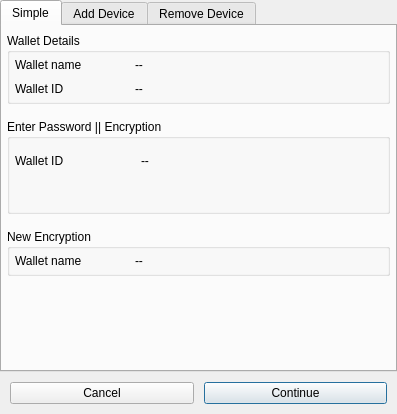
BlockSettle/common, file BlockSettleUILib/ManageEncryption/ManageEncryptionDialog.ui: the form before one commit.
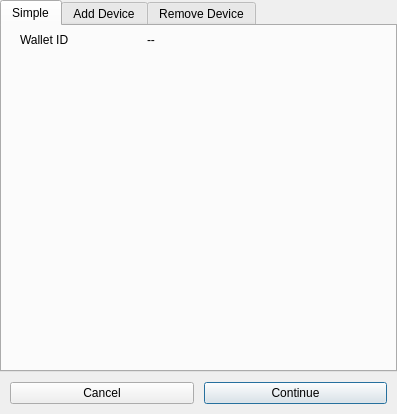
The form after the commit. The open tabs and pages were chosen to show the change. Custom widgets are drawn as their Qt base class.

The edit to the form file:
```diff
--- a/BlockSettleUILib/ManageEncryption/ManageEncryptionDialog.ui
+++ b/BlockSettleUILib/ManageEncryption/ManageEncryptionDialog.ui
@@ -43,35 +43,8 @@
       </attribute>
       <layout class="QVBoxLayout" name="verticalLayout_2">
        <property name="spacing">
-        <number>15</number>
-       </property>
-       <property name="leftMargin">
-        <number>5</number>
-       </property>
-       <property name="topMargin">
         <number>7</number>
        </property>
-       <property name="rightMargin">
-        <number>5</number>
-       </property>
-       <property name="bottomMargin">
-        <number>0</number>
-       </property>
-       <item>
-        <widget class="QGroupBox" name="groupBox">
-         <property name="minimumSize">
-          <size>
-           <width>0</width>
-           <height>0</height>
-          </size>
-         </property>
-         <property name="title">
-          <string>Wallet Details</string>
-         </property>
-         <layout class="QVBoxLayout" name="verticalLayout_5">
-          <property name="spacing">
-           <number>0</number>
-          </property>
           <property name="leftMargin">
            <number>0</number>
           </property>
@@ -84,67 +57,22 @@
           <property name="bottomMargin">
            <number>0</number>
           </property>
-          <item>
-           <layout class="QHBoxLayout" name="horizontalLayout_4">
-            <property name="sizeConstraint">
-             <enum>QLayout::SetMaximumSize</enum>
-            </property>
-            <property name="leftMargin">
-             <number>5</number>
-            </property>
-            <property name="topMargin">
-             <number>5</number>
-            </property>
-            <property name="rightMargin">
-             <number>5</number>
-            </property>
-            <property name="bottomMargin">
-             <number>5</number>
-            </property>
-            <item>
-             <widget class="QLabel" name="label_14">
-              <property name="minimumSize">
-               <size>
-                <width>120</width>
-                <height>0</height>
-               </size>
-              </property>
-              <property name="text">
-               <string>Wallet name</string>
-              </property>
-             </widget>
-            </item>
-            <item>
-             <widget class="QLabel" name="labelWalletName">
-              <property name="sizePolicy">
-               <sizepolicy hsizetype="Expanding" vsizetype="Preferred">
-                <horstretch>0</horstretch>
-                <verstretch>0</verstretch>
-               </sizepolicy>
-              </property>
-              <property name="text">
-               <string>--</string>
-              </property>
-             </widget>
-            </item>
-           </layout>
-          </item>
           <item>
            <layout class="QHBoxLayout" name="horizontalLayout_2">
             <property name="sizeConstraint">
              <enum>QLayout::SetMaximumSize</enum>
             </property>
             <property name="leftMargin">
-             <number>5</number>
+          <number>18</number>
             </property>
             <property name="topMargin">
-             <number>5</number>
+          <number>7</number>
             </property>
             <property name="rightMargin">
-             <number>5</number>
+          <number>18</number>
             </property>
             <property name="bottomMargin">
-             <number>5</number>
+          <number>7</number>
             </property>
             <item>
              <widget class="QLabel" name="label_12">
@@ -174,172 +102,24 @@
             </item>
            </layout>
           </item>
-         </layout>
-        </widget>
-       </item>
        <item>
-        <widget class="QGroupBox" name="groupBox_old_enc">
+        <widget class="WalletKeysSubmitNewWidget" name="widgetSubmitKeys" native="true">
          <property name="minimumSize">
           <size>
            <width>0</width>
-           <height>0</height>
+           <height>20</height>
           </size>
          </property>
-         <property name="title">
-          <string>Enter Password || Encryption</string>
-         </property>
-         <layout class="QVBoxLayout" name="verticalLayout_6">
-          <property name="spacing">
-           <number>0</number>
-          </property>
-          <property name="leftMargin">
-           <number>0</number>
-          </property>
-          <property name="topMargin">
-           <number>0</number>
-          </property>
-          <property name="rightMargin">
-           <number>0</number>
-          </property>
-          <property name="bottomMargin">
-           <number>0</number>
-          </property>
-          <item>
-           <widget class="QStackedWidget" name="stackedWidget">
-            <widget class="QWidget" name="page_enterPassword">
-             <widget class="QWidget" name="layoutWidget">
-              <property name="geometry">
-               <rect>
-                <x>0</x>
-                <y>10</y>
-                <width>377</width>
-                <height>23</height>
-               </rect>
-              </property>
-              <layout class="QHBoxLayout" name="horizontalLayout_3">
-               <property name="sizeConstraint">
-                <enum>QLayout::SetMaximumSize</enum>
-               </property>
-               <property name="leftMargin">
-                <number>5</number>
-               </property>
-               <property name="topMargin">
-                <number>5</number>
-               </property>
-               <property name="rightMargin">
-                <number>5</number>
-               </property>
-               <property name="bottomMargin">
-                <number>5</number>
-               </property>
-               <item>
-                <widget class="QLabel" name="label_13">
-                 <property name="minimumSize">
-                  <size>
-                   <width>120</width>
-                   <height>0</height>
-                  </size>
-                 </property>
-                 <property name="text">
-                  <string>Wallet ID</string>
-                 </property>
                 </widget>
                </item>
                <item>
-                <widget class="QLabel" name="labelWalletId_2">
-                 <property name="sizePolicy">
-                  <sizepolicy hsizetype="Expanding" vsizetype="Preferred">
-                   <horstretch>0</horstretch>
-                   <verstretch>0</verstretch>
-                  </sizepolicy>
-                 </property>
-                 <property name="text">
-                  <string>--</string>
-                 </property>
-                </widget>
-               </item>
-              </layout>
-             </widget>
-            </widget>
-            <widget class="QWidget" name="page_authEid"/>
-           </widget>
-          </item>
-         </layout>
-        </widget>
-       </item>
-       <item>
-        <widget class="QGroupBox" name="groupBox_old_enc_2">
+        <widget class="WalletKeysCreateNewWidget" name="widgetCreateKeys" native="true">
          <property name="minimumSize">
           <size>
            <width>0</width>
-           <height>0</height>
+           <height>20</height>
           </size>
          </property>
-         <property name="title">
-          <string>New Encryption</string>
-         </property>
-         <layout class="QVBoxLayout" name="verticalLayout_7">
-          <property name="spacing">
-           <number>0</number>
-          </property>
-          <property name="leftMargin">
-           <number>0</number>
-          </property>
-          <property name="topMargin">
-           <number>0</number>
-          </property>
-          <property name="rightMargin">
-           <number>0</number>
-          </property>
-          <property name="bottomMargin">
-           <number>0</number>
-          </property>
-          <item>
-           <layout class="QHBoxLayout" name="horizontalLayout_6">
-            <property name="sizeConstraint">
-             <enum>QLayout::SetMaximumSize</enum>
-            </property>
-            <property name="leftMargin">
-             <number>5</number>
-            </property>
-            <property name="topMargin">
-             <number>5</number>
-            </property>
-            <property name="rightMargin">
-             <number>5</number>
-            </property>
-            <property name="bottomMargin">
-             <number>5</number>
-            </property>
-            <item>
-             <widget class="QLabel" name="label_16">
-              <property name="minimumSize">
-               <size>
-                <width>120</width>
-                <height>0</height>
-               </size>
-              </property>
-              <property name="text">
-               <string>Wallet name</string>
-              </property>
-             </widget>
-            </item>
-            <item>
-             <widget class="QLabel" name="labelWalletName_3">
-              <property name="sizePolicy">
-               <sizepolicy hsizetype="Expanding" vsizetype="Preferred">
-                <horstretch>0</horstretch>
-                <verstretch>0</verstretch>
-               </sizepolicy>
-              </property>
-              <property name="text">
-               <string>--</string>
-              </property>
-             </widget>
-            </item>
-           </layout>
-          </item>
-         </layout>
         </widget>
        </item>
        <item>
@@ -578,6 +358,20 @@
    </item>
   </layout>
  </widget>
+ <customwidgets>
+  <customwidget>
+   <class>WalletKeysCreateNewWidget</class>
+   <extends>QWidget</extends>
+   <header>WalletKeysCreateNewWidget.h</header>
+   <container>1</container>
+  </customwidget>
+  <customwidget>
+   <class>WalletKeysSubmitNewWidget</class>
+   <extends>QWidget</extends>
+   <header>WalletKeysSubmitNewWidget.h</header>
+   <container>1</container>
+  </customwidget>
+ </customwidgets>
  <resources/>
  <connections/>
 </ui>
```
Left out of the diff: 2 changed lines with no effect on the pictures. Lines whose indentation alone changed are shown as unchanged.
